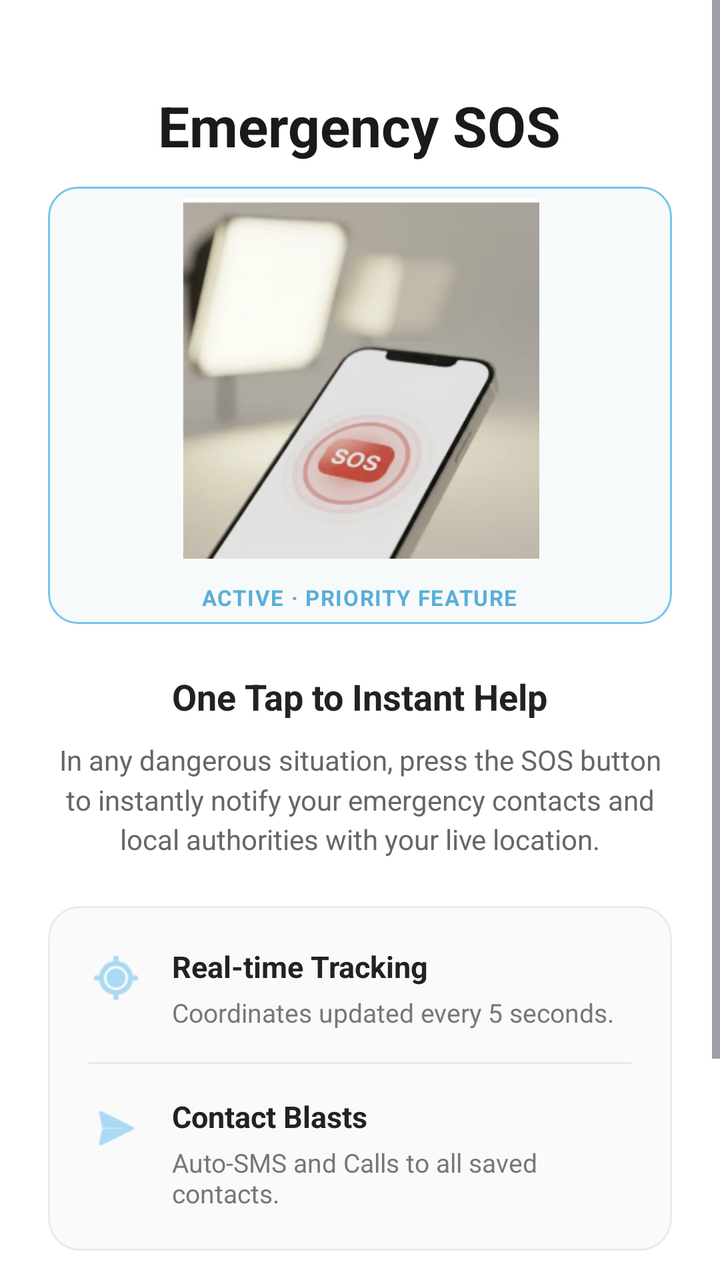
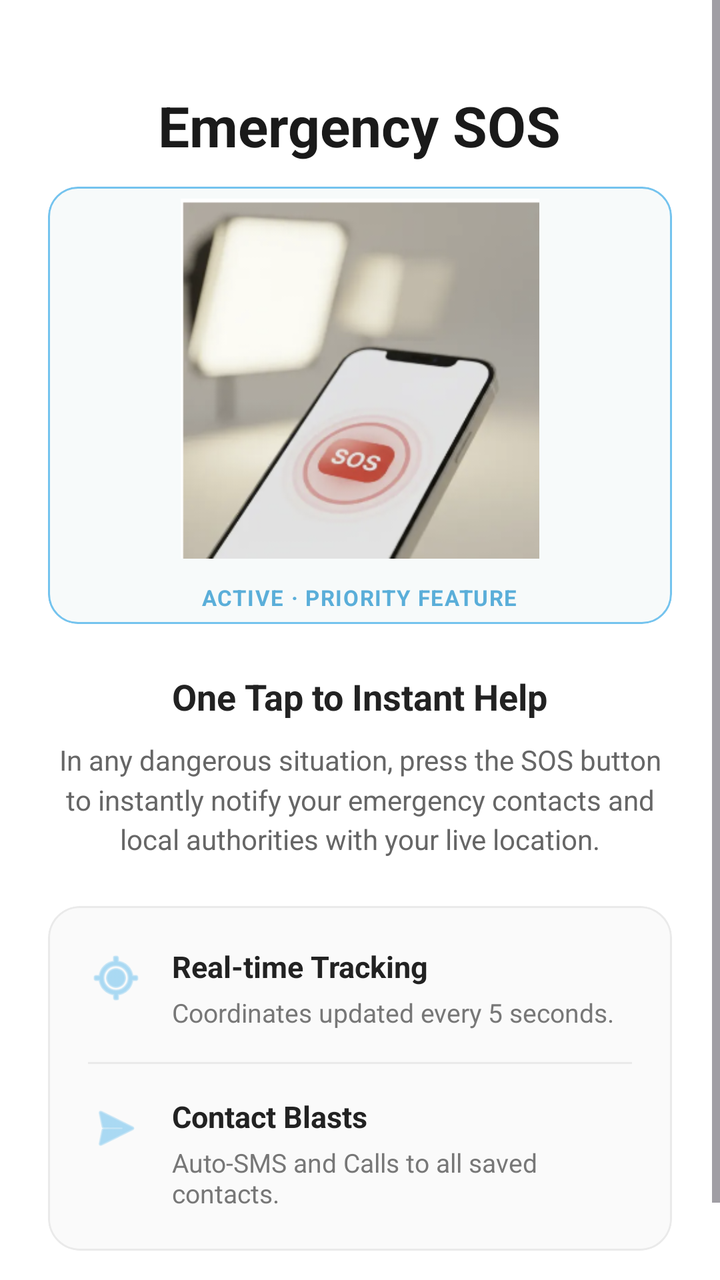

An Android layout rendered at two revisions. The XML below is the earlier revision; the diff shows what the commit changed to produce the second picture.
<!-- AndroidManifest.xml: application theme Theme.SafeRoute -->
<!-- res/layout/item_onboarding_sos.xml -->
<?xml version="1.0" encoding="utf-8"?>
<ScrollView xmlns:android="http://schemas.android.com/apk/res/android"
    xmlns:app="http://schemas.android.com/apk/res-auto"
    android:layout_width="match_parent"
    android:layout_height="match_parent"
    android:fillViewport="true"
    android:background="#FFFFFF">

    <LinearLayout
        android:layout_width="match_parent"
        android:layout_height="wrap_content"
        android:orientation="vertical"
        android:padding="24dp">

        <LinearLayout
            android:layout_width="match_parent"
            android:layout_height="wrap_content"
            android:orientation="vertical"
            android:gravity="center_horizontal"
            android:layout_marginTop="20dp">

            <TextView
                android:layout_width="wrap_content"
                android:layout_height="wrap_content"
                android:text="Emergency SOS"
                android:textColor="#1A1A1A"
                android:textSize="28sp"
                android:textStyle="bold" />

            <com.google.android.material.card.MaterialCardView
                android:layout_width="match_parent"
                android:layout_height="wrap_content"
                android:layout_marginTop="12dp"
                app:cardCornerRadius="15dp"
                app:cardElevation="0dp"
                app:strokeColor="#74C3EE"
                app:cardBackgroundColor="#F7FAFA"
                app:strokeWidth="1dp">

                <LinearLayout
                    android:layout_width="match_parent"
                    android:layout_height="wrap_content"
                    android:orientation="vertical"
                    android:paddingHorizontal="12dp"
                    android:paddingVertical="6dp"
                    android:gravity="center">

                    <ImageView
                        android:layout_width="180dp"
                        android:layout_height="180dp"
                        android:src="@drawable/boarding_sos"
                        android:scaleType="fitCenter"
                        android:layout_marginBottom="12dp" />

                    <TextView
                        android:layout_width="wrap_content"
                        android:layout_height="wrap_content"
                        android:text="ACTIVE · PRIORITY FEATURE"
                        android:textColor="#5AAED9"
                        android:textSize="11sp"
                        android:textStyle="bold"
                        android:letterSpacing="0.05"/>
                </LinearLayout>
            </com.google.android.material.card.MaterialCardView>

            <TextView
                android:layout_width="wrap_content"
                android:layout_height="wrap_content"
                android:text="One Tap to Instant Help"
                android:textColor="#222222"
                android:textSize="18sp"
                android:textStyle="bold"
                android:layout_marginTop="24dp" />

            <TextView
                android:layout_width="match_parent"
                android:layout_height="wrap_content"
                android:text="In any dangerous situation, press the SOS button to instantly notify your emergency contacts and local authorities with your live location."
                android:textColor="#666666"
                android:textSize="14sp"
                android:gravity="center"
                android:layout_marginTop="10dp"
                android:lineSpacingMultiplier="1.2" />
        </LinearLayout>

        <com.google.android.material.card.MaterialCardView
            android:layout_width="match_parent"
            android:layout_height="wrap_content"
            android:layout_marginTop="24dp"
            app:cardCornerRadius="16dp"
            app:cardBackgroundColor="#FAFAFA"
            app:strokeColor="#EAEAEA"
            app:strokeWidth="1dp"
            app:cardElevation="0dp">

            <LinearLayout
                android:layout_width="match_parent"
                android:layout_height="wrap_content"
                android:orientation="vertical"
                android:padding="20dp">

                <RelativeLayout
                    android:layout_width="match_parent"
                    android:layout_height="wrap_content">

                    <ImageView
                        android:id="@+id/iconTracking"
                        android:layout_width="28dp"
                        android:layout_height="28dp"
                        android:layout_alignParentStart="true"
                        android:layout_marginTop="2dp"
                        android:src="@android:drawable/ic_menu_mylocation"
                        app:tint="#74C3EE" />

                    <TextView
                        android:id="@+id/titleTracking"
                        android:layout_width="wrap_content"
                        android:layout_height="wrap_content"
                        android:layout_toEndOf="@id/iconTracking"
                        android:layout_marginStart="14dp"
                        android:text="Real-time Tracking"
                        android:textColor="#222222"
                        android:textSize="15sp"
                        android:textStyle="bold" />

                    <TextView
                        android:layout_width="match_parent"
                        android:layout_height="wrap_content"
                        android:layout_below="@id/titleTracking"
                        android:layout_toEndOf="@id/iconTracking"
                        android:layout_marginStart="14dp"
                        android:layout_marginTop="4dp"
                        android:text="Coordinates updated every 5 seconds."
                        android:textColor="#777777"
                        android:textSize="13sp" />
                </RelativeLayout>

                <View
                    android:layout_width="match_parent"
                    android:layout_height="1dp"
                    android:background="#EAEAEA"
                    android:layout_marginTop="16dp"
                    android:layout_marginBottom="16dp" />

                <RelativeLayout
                    android:layout_width="match_parent"
                    android:layout_height="wrap_content">

                    <ImageView
                        android:id="@+id/iconBlasts"
                        android:layout_width="28dp"
                        android:layout_height="28dp"
                        android:layout_alignParentStart="true"
                        android:layout_marginTop="2dp"
                        android:src="@android:drawable/ic_menu_send"
                        app:tint="#74C3EE" />

                    <TextView
                        android:id="@+id/titleBlasts"
                        android:layout_width="wrap_content"
                        android:layout_height="wrap_content"
                        android:layout_toEndOf="@id/iconBlasts"
                        android:layout_marginStart="14dp"
                        android:text="Contact Blasts"
                        android:textColor="#222222"
                        android:textSize="15sp"
                        android:textStyle="bold" />

                    <TextView
                        android:layout_width="match_parent"
                        android:layout_height="wrap_content"
                        android:layout_below="@id/titleBlasts"
                        android:layout_toEndOf="@id/iconBlasts"
                        android:layout_marginStart="14dp"
                        android:layout_marginTop="4dp"
                        android:text="Auto-SMS and Calls to all saved contacts."
                        android:textColor="#777777"
                        android:textSize="13sp" />
                </RelativeLayout>

            </LinearLayout>
        </com.google.android.material.card.MaterialCardView>

        <View
            android:layout_width="match_parent"
            android:layout_height="32dp" />

        <LinearLayout
            android:layout_width="match_parent"
            android:layout_height="wrap_content"
            android:orientation="vertical"
            android:gravity="center_horizontal"
            android:layout_marginBottom="12dp">

            <com.google.android.material.button.MaterialButton
                android:id="@+id/btnGetStarted"
                android:layout_width="match_parent"
                android:layout_height="54dp"
                android:text="Get Started  >"
                android:textColor="#FFFFFF"
                android:textSize="16sp"
                android:textStyle="bold"
                app:backgroundTint="#74C3EE"
                app:cornerRadius="27dp"
                app:elevation="2dp" />

            <TextView
                android:layout_width="wrap_content"
                android:layout_height="wrap_content"
                android:text="Setup takes less than 2 minutes"
                android:textColor="#999999"
                android:textSize="12sp"
                android:layout_marginTop="10dp" />
        </LinearLayout>

    </LinearLayout>
</ScrollView>
<!-- resources referenced by this layout -->
<resources>
  <!-- drawable boarding_sos: png bitmap (drawable, 62396 bytes) -->
  <style name="Theme.SafeRoute" parent="Base.Theme.SafeRoute" />
  <style name="Base.Theme.SafeRoute" parent="Theme.Material3.DayNight.NoActionBar">
          
          
      </style>
</resources>

<!-- the commit's change to res/layout/item_onboarding_sos.xml (unified diff, before → after) -->
@@ -185,33 +185,7 @@
             android:layout_width="match_parent"
             android:layout_height="32dp" />
 
-        <LinearLayout
-            android:layout_width="match_parent"
-            android:layout_height="wrap_content"
-            android:orientation="vertical"
-            android:gravity="center_horizontal"
-            android:layout_marginBottom="12dp">
 
-            <com.google.android.material.button.MaterialButton
-                android:id="@+id/btnGetStarted"
-                android:layout_width="match_parent"
-                android:layout_height="54dp"
-                android:text="Get Started  >"
-                android:textColor="#FFFFFF"
-                android:textSize="16sp"
-                android:textStyle="bold"
-                app:backgroundTint="#74C3EE"
-                app:cornerRadius="27dp"
-                app:elevation="2dp" />
-
-            <TextView
-                android:layout_width="wrap_content"
-                android:layout_height="wrap_content"
-                android:text="Setup takes less than 2 minutes"
-                android:textColor="#999999"
-                android:textSize="12sp"
-                android:layout_marginTop="10dp" />
-        </LinearLayout>
 
     </LinearLayout>
 </ScrollView>
